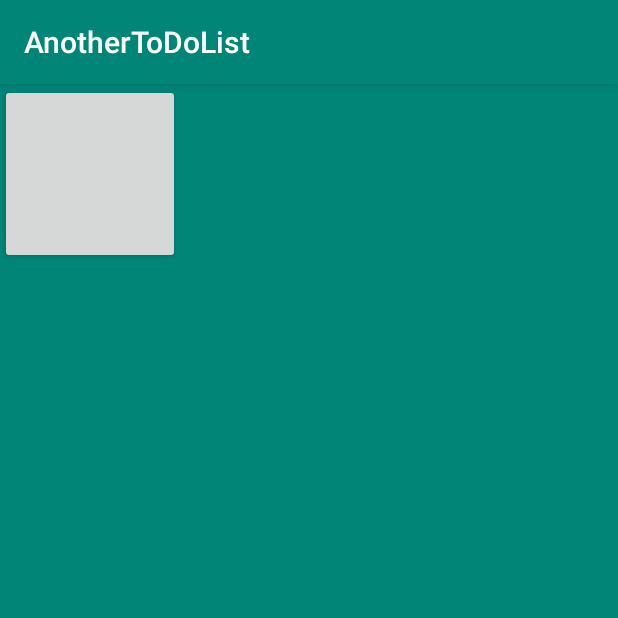
After one commit to malombardi/AnotherToDoList, an Android app: the MainActivity screen opened directly, with no data from a screen before it, on a phone screen of 412 x 824 dp, the top half of it. The commit adds this screen. Run offline under Robolectric (Android 15) with nearby library versions, the phone set to English and light mode, and no system bars; our stand-ins replace Firebase (no records; nobody signed in at launch, a user with empty details on screens opened directly); 1 statement that could not run was skipped.

Commit message:
main activity running with MVI

```diff
--- a/app/src/main/AndroidManifest.xml
+++ b/app/src/main/AndroidManifest.xml
@@ -2,7 +2,7 @@
     package="com.mlprogramming.anothertodolist">
 
     <application
-        android:allowBackup="true"
+        android:allowBackup="false"
         android:icon="@mipmap/ic_launcher"
         android:label="@string/app_name"
         android:roundIcon="@mipmap/ic_launcher_round"
@@ -16,5 +16,6 @@
             </intent-filter>
         </activity>
         <activity android:name=".login.LoginActivity" />
+        <activity android:name=".main.MainActivity" />
     </application>
 </manifest>
--- a/app/src/main/java/com/mlprogramming/anothertodolist/login/LoginActivity.kt
+++ b/app/src/main/java/com/mlprogramming/anothertodolist/login/LoginActivity.kt
@@ -17,6 +17,7 @@ import com.google.android.gms.tasks.Task
 import com.google.firebase.auth.AuthResult
 import com.mlprogramming.anothertodolist.AnotherToDoListApplication
 import com.mlprogramming.anothertodolist.R
+import com.mlprogramming.anothertodolist.main.MainActivity
 import com.mlprogramming.anothertodolist.user.UserManager
 import javax.inject.Inject
 
@@ -40,8 +41,8 @@ class LoginActivity : AppCompatActivity(), OnCompleteListener<AuthResult>,
         loginViewModel.loginState.observe(this, Observer<LoginViewState> { state ->
             when (state) {
                 is LoginSuccess -> {
-                    Toast.makeText(this, "Login success", Toast.LENGTH_LONG).show()
-                    TODO("go to main activity")
+                    startActivity(Intent(this, MainActivity::class.java))
+                    finish()
                 }
                 is LoginError -> errorTextView.visibility = View.VISIBLE
             }
--- a/app/src/main/java/com/mlprogramming/anothertodolist/login/LoginViewModel.kt
+++ b/app/src/main/java/com/mlprogramming/anothertodolist/login/LoginViewModel.kt
@@ -29,6 +29,7 @@ class LoginViewModel @Inject constructor(private val userManager: UserManager) {
     }
 
     fun onLoginSuccess() {
+        userManager.userJustLoggedIn()
         _loginState.value = LoginSuccess
     }
 
--- /dev/null
+++ b/app/src/main/java/com/mlprogramming/anothertodolist/main/MainActivity.kt
@@ -0,0 +1,13 @@
+package com.mlprogramming.anothertodolist.main
+
+import android.os.Bundle
+import androidx.appcompat.app.AppCompatActivity
+import com.mlprogramming.anothertodolist.R
+
+class MainActivity : AppCompatActivity() {
+
+    override fun onCreate(savedInstanceState: Bundle?) {
+        super.onCreate(savedInstanceState)
+        setContentView(R.layout.activity_main)
+    }
+}
--- /dev/null
+++ b/app/src/main/java/com/mlprogramming/anothertodolist/main/MainFragment.kt
@@ -0,0 +1,48 @@
+package com.mlprogramming.anothertodolist.main
+
+import android.os.Bundle
+import android.view.LayoutInflater
+import android.view.View
+import android.view.ViewGroup
+import android.widget.Toast
+import androidx.fragment.app.Fragment
+import androidx.lifecycle.Observer
+import androidx.lifecycle.ViewModelProviders
+import com.mlprogramming.anothertodolist.AnotherToDoListApplication
+import com.mlprogramming.anothertodolist.R
+import kotlinx.android.synthetic.main.fragment_main.*
+
+class MainFragment : Fragment() {
+    lateinit var mainViewModel: MainViewModel
+    lateinit var navigator: Navigator
+
+    override fun onCreateView(
+        inflater: LayoutInflater,
+        container: ViewGroup?,
+        savedInstanceState: Bundle?
+    ): View? {
+        return inflater.inflate(R.layout.fragment_main, container, false)
+    }
+
+    override fun onActivityCreated(savedInstanceState: Bundle?) {
+        super.onActivityCreated(savedInstanceState)
+        val userManager =
+            (activity!!.application as AnotherToDoListApplication).appComponent.userManager()
+        userManager.userComponent!!.inject(this)
+
+        mainViewModel = ViewModelProviders.of(this).get(MainViewModel::class.java)
+
+        main_button.setOnClickListener { mainViewModel.onHandleIntent(UiIntent.ShowAllTasks(null)) }
+
+        mainViewModel.uiState.observe(this, Observer { state ->
+            state.navDirection?.let {
+                navigator.navigate(it)
+                mainViewModel.onHandleIntent(UiIntent.NavigationCompleted)
+            }
+            if (!state.msgs.isNullOrEmpty()) {
+                Toast.makeText(requireContext(), state.msgs, Toast.LENGTH_SHORT).show()
+                mainViewModel.onHandleIntent(UiIntent.ToastShown)
+            }
+        })
+    }
+}
--- a/app/src/main/java/com/mlprogramming/anothertodolist/splash/SplashActivity.kt
+++ b/app/src/main/java/com/mlprogramming/anothertodolist/splash/SplashActivity.kt
@@ -5,6 +5,7 @@ import android.os.Bundle
 import androidx.appcompat.app.AppCompatActivity
 import com.mlprogramming.anothertodolist.AnotherToDoListApplication
 import com.mlprogramming.anothertodolist.login.LoginActivity
+import com.mlprogramming.anothertodolist.main.MainActivity
 import javax.inject.Inject
 
 class SplashActivity : AppCompatActivity(){
@@ -20,7 +21,8 @@ class SplashActivity : AppCompatActivity(){
             startActivity(Intent(this, LoginActivity::class.java))
             finish()
         } else {
-
+            startActivity(Intent(this, MainActivity::class.java))
+            finish()
         }
     }
 }
--- /dev/null
+++ b/app/src/main/java/com/mlprogramming/anothertodolist/task/TaskFragment.kt
@@ -0,0 +1,4 @@
+package com.mlprogramming.anothertodolist.task
+
+class TaskFragment {
+}
--- a/app/src/main/java/com/mlprogramming/anothertodolist/user/UserComponent.kt
+++ b/app/src/main/java/com/mlprogramming/anothertodolist/user/UserComponent.kt
@@ -1,6 +1,8 @@
 package com.mlprogramming.anothertodolist.user
 
 import com.mlprogramming.anothertodolist.login.LoginActivity
+import com.mlprogramming.anothertodolist.main.MainActivity
+import com.mlprogramming.anothertodolist.main.MainFragment
 import com.mlprogramming.anothertodolist.splash.SplashActivity
 import dagger.Subcomponent
 
@@ -14,4 +16,5 @@ interface UserComponent {
 
     fun inject(activity: SplashActivity)
     fun inject(activity: LoginActivity)
+    fun inject(fragment: MainFragment)
 }
--- a/app/src/main/java/com/mlprogramming/anothertodolist/user/UserManager.kt
+++ b/app/src/main/java/com/mlprogramming/anothertodolist/user/UserManager.kt
@@ -1,6 +1,5 @@
 package com.mlprogramming.anothertodolist.user
 
-import android.content.res.Resources
 import androidx.appcompat.app.AppCompatActivity
 import androidx.core.app.ActivityCompat.startActivityForResult
 import com.google.android.gms.auth.api.Auth
--- /dev/null
+++ b/app/src/main/res/layout/activity_main.xml
@@ -0,0 +1,18 @@
+<?xml version="1.0" encoding="utf-8"?>
+<LinearLayout xmlns:android="http://schemas.android.com/apk/res/android"
+    xmlns:app="http://schemas.android.com/apk/res-auto"
+    xmlns:tools="http://schemas.android.com/tools"
+    android:layout_width="match_parent"
+    android:layout_height="match_parent"
+    android:orientation="vertical"
+    tools:context=".main.MainActivity">
+
+    <fragment
+        android:id="@+id/nav_host_fragment"
+        android:name="androidx.navigation.fragment.NavHostFragment"
+        android:layout_width="match_parent"
+        android:layout_height="match_parent"
+        app:defaultNavHost="true"
+        app:navGraph="@navigation/navigation_graph" />
+
+</LinearLayout>
--- /dev/null
+++ b/app/src/main/res/layout/fragment_addtask.xml
@@ -0,0 +1,6 @@
+<?xml version="1.0" encoding="utf-8"?>
+<androidx.constraintlayout.widget.ConstraintLayout xmlns:android="http://schemas.android.com/apk/res/android"
+    android:layout_width="match_parent"
+    android:layout_height="match_parent">
+
+</androidx.constraintlayout.widget.ConstraintLayout>
--- /dev/null
+++ b/app/src/main/res/layout/fragment_main.xml
@@ -0,0 +1,11 @@
+<?xml version="1.0" encoding="utf-8"?>
+<FrameLayout xmlns:android="http://schemas.android.com/apk/res/android"
+    android:layout_width="match_parent"
+    android:layout_height="match_parent"
+    android:background="@color/colorPrimary">
+
+    <Button
+        android:id="@+id/main_button"
+        android:layout_width="120dp"
+        android:layout_height="120dp"/>
+</FrameLayout>
--- /dev/null
+++ b/app/src/main/res/navigation/navigation_graph.xml
@@ -0,0 +1,22 @@
+<?xml version="1.0" encoding="utf-8"?>
+<navigation xmlns:android="http://schemas.android.com/apk/res/android"
+    xmlns:app="http://schemas.android.com/apk/res-auto"
+    xmlns:tools="http://schemas.android.com/tools"
+    android:id="@+id/navigation_graph"
+    app:startDestination="@id/mainFragment">
+
+    <fragment
+        android:id="@+id/mainFragment"
+        android:name="com.mlprogramming.anothertodolist.main.MainFragment"
+        android:label="fragment_main"
+        tools:layout="@layout/fragment_main">
+        <action
+            android:id="@+id/action_mainFragment_to_taskFragment"
+            app:destination="@id/taskFragment" />
+    </fragment>
+
+    <fragment
+        android:id="@+id/taskFragment"
+        android:name="com.mlprogramming.anothertodolist.task.TaskFragment"
+        android:label="PaymentServiceFragment" />
+</navigation>
```
Also changed, not shown: app/build.gradle (+11 -0 lines), app/src/main/java/com/mlprogramming/anothertodolist/di/AppComponent.kt (+3 -4 lines), app/src/main/java/com/mlprogramming/anothertodolist/main/MainViewModel.kt (added, +82 -0 lines), app/src/main/java/com/mlprogramming/anothertodolist/main/Navigator.kt (added, +16 -0 lines), app/src/main/java/com/mlprogramming/anothertodolist/task/ToDoTask.kt (added, +21 -0 lines).
